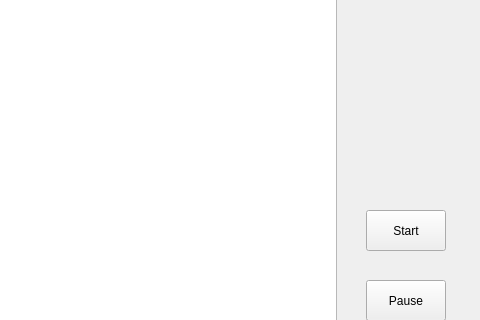
The window that mainwindow.ui (JamesZFS/Warzone) describes before a commit, drawn with Qt 5; both pictures show x 544 to 1024 and y 280 to 600 of the 1024 by 768 pixel window.
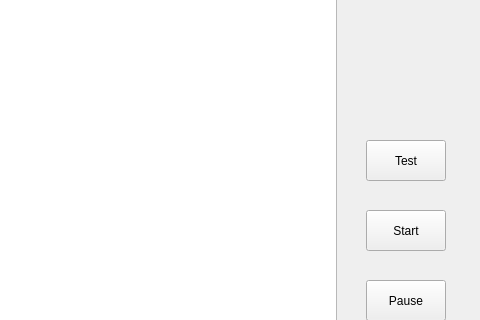
The same window after the commit.

Diff of the .ui file:
```diff
--- a/mainwindow.ui
+++ b/mainwindow.ui
@@ -116,6 +116,19 @@
     </rect>
    </property>
   </widget>
+  <widget class="QPushButton" name="bt_test">
+   <property name="geometry">
+    <rect>
+     <x>910</x>
+     <y>420</y>
+     <width>80</width>
+     <height>41</height>
+    </rect>
+   </property>
+   <property name="text">
+    <string>Test</string>
+   </property>
+  </widget>
   <action name="actionstart">
    <property name="text">
     <string>start</string>
```
